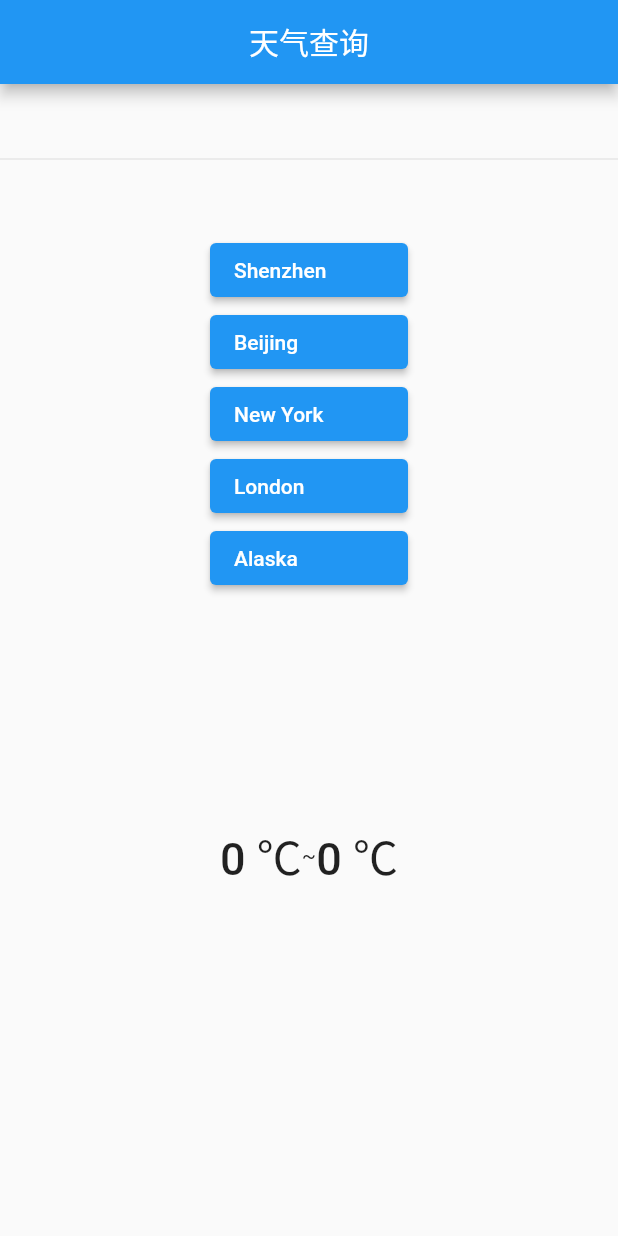
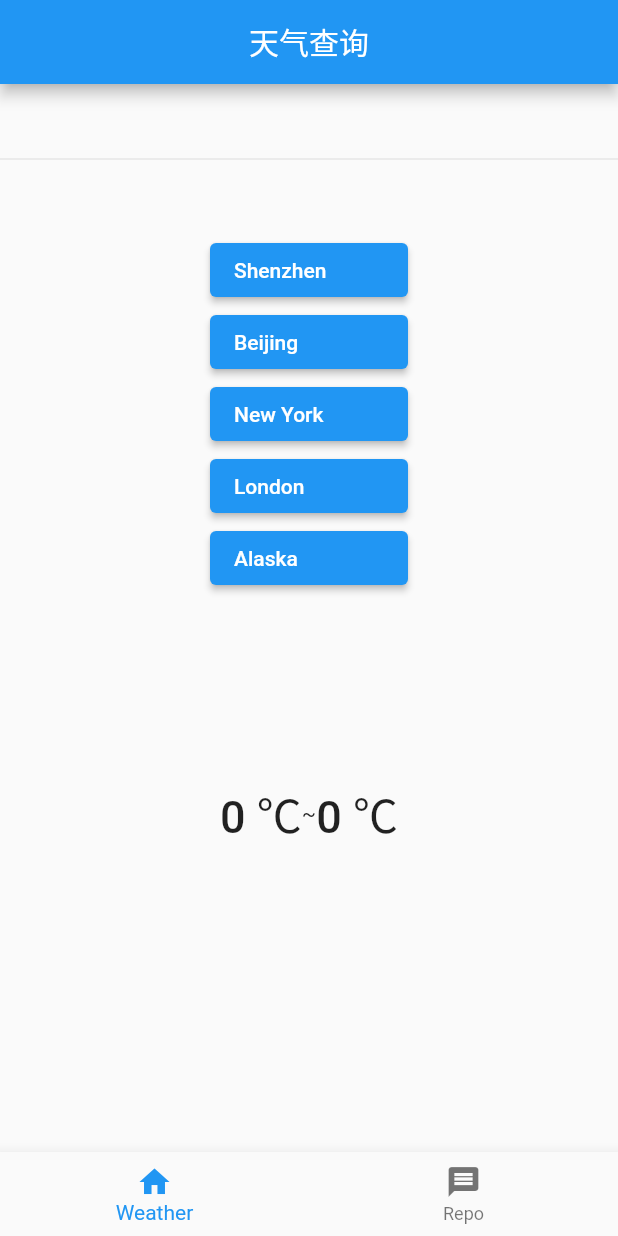
Before and after one commit to lyleLH/get_x_sample, a Flutter app: the screen it shows after launch, on a phone screen of 412 x 824 dp. Run offline on Flutter 3.47's test engine with Material 2 defaults, Android fonts, the phone set to English and light mode, and no system bars; our stand-ins replace dio, equatable, get.

Commit message:
[feat] tabbar 和手动初始化controller

```diff
--- /dev/null
+++ b/lib/app/commons/custom_tab_bar.dart
@@ -0,0 +1,48 @@
+import 'package:flutter/cupertino.dart';
+import 'package:flutter/material.dart';
+import 'package:get/instance_manager.dart';
+import 'package:get_x_sample/app/modules/home/views/home_view.dart';
+import 'package:get_x_sample/app/routes/app_pages.dart';
+
+class CustomTabbar extends StatefulWidget {
+  CustomTabbar({Key? key}) : super(key: key);
+
+  @override
+  _CustomTabbarState createState() => _CustomTabbarState();
+}
+
+class _CustomTabbarState extends State<CustomTabbar> {
+  int _selectedIndex = 0;
+
+  List<Widget> _widgetOptions = <Widget>[
+    HomeView(),
+    HomeView(),
+  ];
+  void _onItemTap(int index) {
+    setState(() {
+      _selectedIndex = index;
+    });
+  }
+
+  @override
+  Widget build(BuildContext context) {
+    return Container(
+      child: Scaffold(
+        // appBar: AppBar(
+        //   title: Text("Tabbar"),
+        // ),
+        body: Center(
+          child: _widgetOptions[_selectedIndex],
+        ),
+        bottomNavigationBar: BottomNavigationBar(
+          items: const <BottomNavigationBarItem>[
+            BottomNavigationBarItem(icon: Icon(Icons.home), label: "Weather"),
+            BottomNavigationBarItem(icon: Icon(Icons.message), label: "Repo"),
+          ],
+          currentIndex: _selectedIndex,
+          onTap: _onItemTap,
+        ),
+      ),
+    );
+  }
+}
--- a/lib/app/modules/home/views/home_view.dart
+++ b/lib/app/modules/home/views/home_view.dart
@@ -7,6 +7,9 @@ import 'package:get_x_sample/app/modules/home/views/weather_show_view.dart';
 import '../controllers/home_controller.dart';
 
 class HomeView extends GetView<HomeController> {
+  @override
+  // TODO: implement controller
+
   @override
   Widget build(BuildContext context) {
     return Scaffold(
--- a/lib/app/modules/home/views/weather_show_view.dart
+++ b/lib/app/modules/home/views/weather_show_view.dart
@@ -3,10 +3,15 @@ import 'package:get/get_state_manager/get_state_manager.dart';
 import 'package:get/get_state_manager/src/simple/get_view.dart';
 import 'package:get_x_sample/app/commons/degree_formate.dart';
 import 'package:get_x_sample/app/modules/home/controllers/home_controller.dart';
+import 'package:get/get.dart';
 
 class WeatherShowView extends GetView<HomeController> {
   @override
+  // TODO: implement controller
+
+  @override
   Widget build(BuildContext context) {
+    Get.lazyPut<HomeController>(() => HomeController());
     return Expanded(
       child: Obx(
         () {
--- a/lib/main.dart
+++ b/lib/main.dart
@@ -2,14 +2,13 @@ import 'package:flutter/material.dart';
 
 import 'package:get/get.dart';
 
+import 'app/commons/custom_tab_bar.dart';
 import 'app/routes/app_pages.dart';
 
 void main() {
   runApp(
     GetMaterialApp(
-      title: "Application",
-      initialRoute: AppPages.INITIAL,
-      getPages: AppPages.routes,
+      home: CustomTabbar(),
     ),
   );
 }
```
